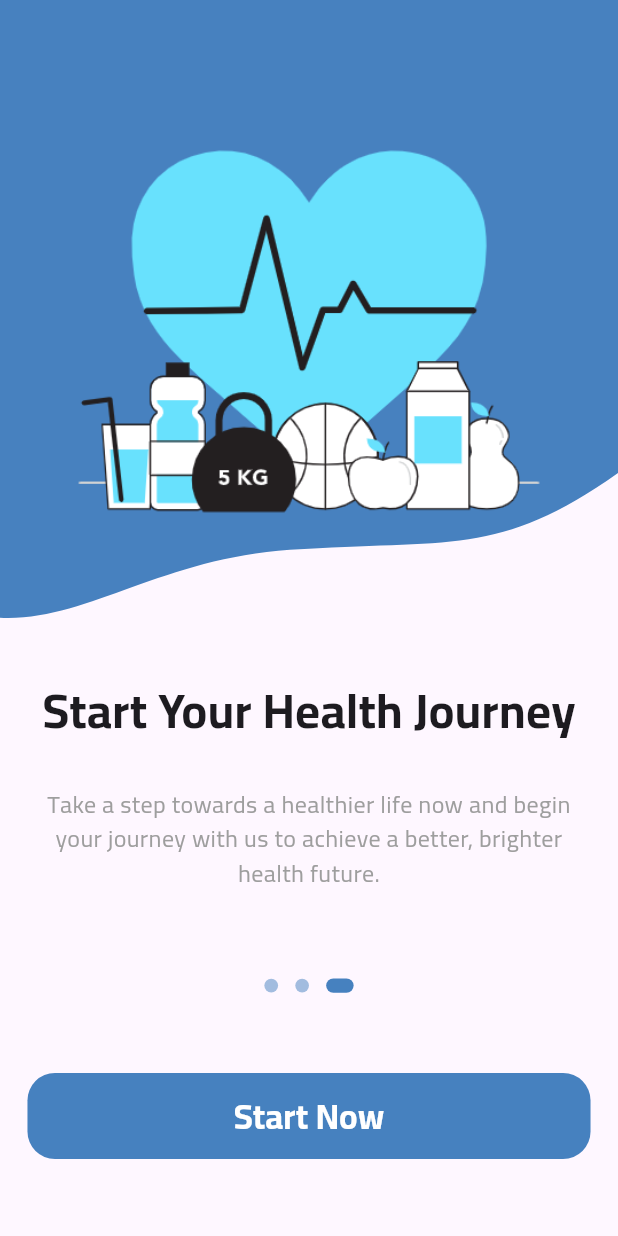
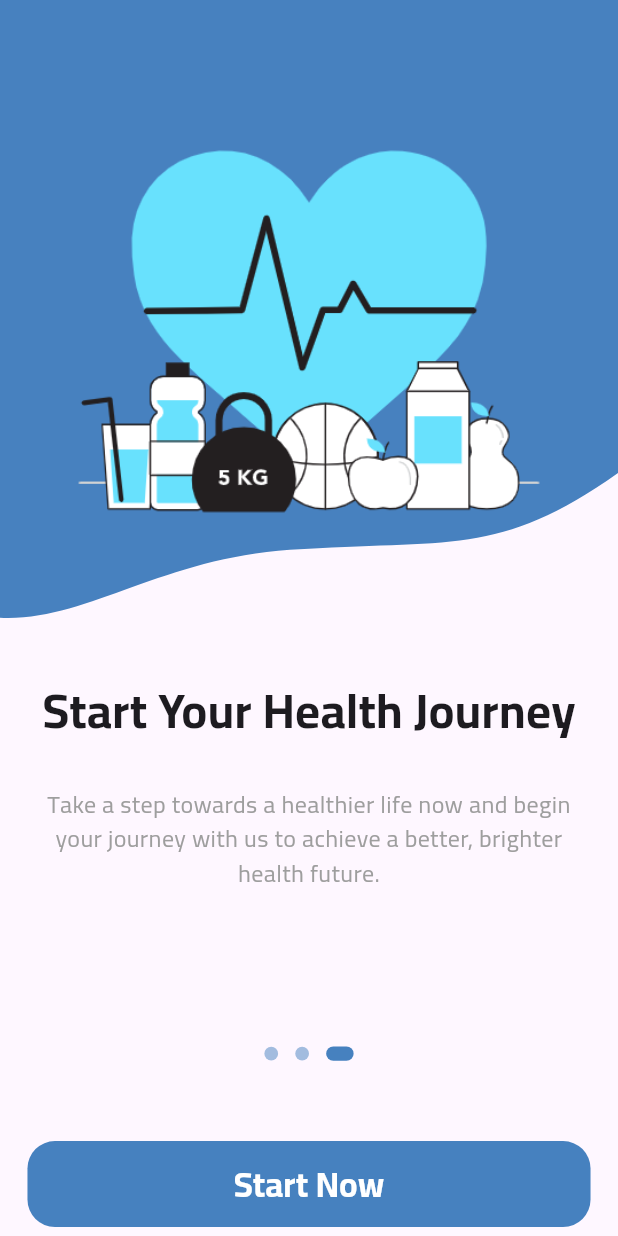
Before and after one commit to abdulrahmanibrahimdawood/Liver_Diagnosis, a Flutter app: the screen it shows after launch, swiped to page 3, on a phone screen of 412 x 824 dp. Run offline on Flutter 3.47's test engine with Material 3 defaults, Android fonts, the phone set to English and light mode, and no system bars; drawn by our look-alikes of dots_indicator; our stand-ins replace dartz, firebase_auth, firebase_core, flutter_bloc, flutter_map, flutter_screenutil and 9 more; missing offline and left inert: flutter_facebook_auth; accounts and stored records are empty.

```diff
--- a/lib/features/checkout/data/models/advice_model.dart
+++ b/lib/features/checkout/data/models/advice_model.dart
@@ -13,7 +13,7 @@ class AdviceModel {
 
   factory AdviceModel.fromJson(Map<String, dynamic> jsonData) {
     String baseUrl =
-        "http://26c6-156-197-156-110.ngrok-free.app/projectq-main/project/advice/uploads/";
+        "http://15e48924a410.ngrok-free.app/projectq-main/project/advice/uploads/";
     String imagePath = jsonData['advice_image'] ?? "";
 
     if (imagePath.startsWith("uploads/")) {
--- a/lib/features/checkout/data/models/doctors_model.dart
+++ b/lib/features/checkout/data/models/doctors_model.dart
@@ -23,7 +23,7 @@ class DoctorsModel {
 
   factory DoctorsModel.fromJson(Map<String, dynamic> jsonData) {
     const baseUrl =
-        "http://26c6-156-197-156-110.ngrok-free.app/projectq-main/project/doc/uploads/";
+        "https://15e48924a410.ngrok-free.app/projectq-main/project/doc/uploads/";
     var imagePath = jsonData['image'] ?? "";
     if (imagePath.startsWith("uploads/")) {
       imagePath = imagePath.replaceFirst("uploads/", "");
--- a/lib/features/doctors/services/get_all_doctors.dart
+++ b/lib/features/doctors/services/get_all_doctors.dart
@@ -4,7 +4,7 @@ import 'package:liver_diagnosis/features/checkout/data/models/doctors_model.dart
 class AllDoctorsServices {
   Future<List<DoctorsModel>> getAllDoctors({String? governorate}) async {
     String url =
-        'https://26c6-156-197-156-110.ngrok-free.app/projectq-main/project/doc/doctor_api.php';
+        'https://15e48924a410.ngrok-free.app/projectq-main/project/doc/doctor_api.php';
 
     if (governorate != null && governorate.trim().isNotEmpty) {
       url += '?governorate=${Uri.encodeComponent(governorate.trim())}';
--- a/lib/features/home/services/get_all_advices.dart
+++ b/lib/features/home/services/get_all_advices.dart
@@ -5,7 +5,7 @@ class AllAdviceServices {
   Future<List<AdviceModel>> getAllAdvices() async {
     Map<String, dynamic> response = await Api().get(
       url:
-          'http://26c6-156-197-156-110.ngrok-free.app//projectq-main/project/advice/advice.php',
+          'https://15e48924a410.ngrok-free.app/projectq-main/project/advice/advice.php',
       token: null,
     );
 
--- a/lib/features/on_boarding/presentation/views/widgets/on_boarding_views_body.dart
+++ b/lib/features/on_boarding/presentation/views/widgets/on_boarding_views_body.dart
@@ -89,7 +89,7 @@ class _OnBoardingViewsBodyState extends State<OnBoardingViewsBody> {
           ),
         ),
         SizedBox(
-          height: 43.h,
+          height: 5.h,
         )
       ],
     );
--- a/lib/features/on_boarding/presentation/views/widgets/page_view_item.dart
+++ b/lib/features/on_boarding/presentation/views/widgets/page_view_item.dart
@@ -75,7 +75,10 @@ class PageViewItem extends StatelessWidget {
           height: 24.h,
         ),
         Padding(
-          padding: EdgeInsets.symmetric(horizontal: 16.w),
+          padding: EdgeInsets.only(
+            left: 16.w,
+            right: 16.w,
+          ),
           child: Text(
             subtitle,
             style: TextStyle(fontSize: 14.sp, color: Colors.grey),
--- a/lib/features/questions/services/get_all_questions.dart
+++ b/lib/features/questions/services/get_all_questions.dart
@@ -5,7 +5,7 @@ class AllQuestionsServices {
   Future<List<QuestionModel>> getAllQuestions() async {
     Map<String, dynamic> response = await Api().get(
       url:
-          'https://26c6-156-197-156-110.ngrok-free.app/projectq-main/project/questions/process.php',
+          'https://15e48924a410.ngrok-free.app/projectq-main/project/questions/process.php',
       token: null,
     );
 
```
Also changed, not shown: 1 other file.
